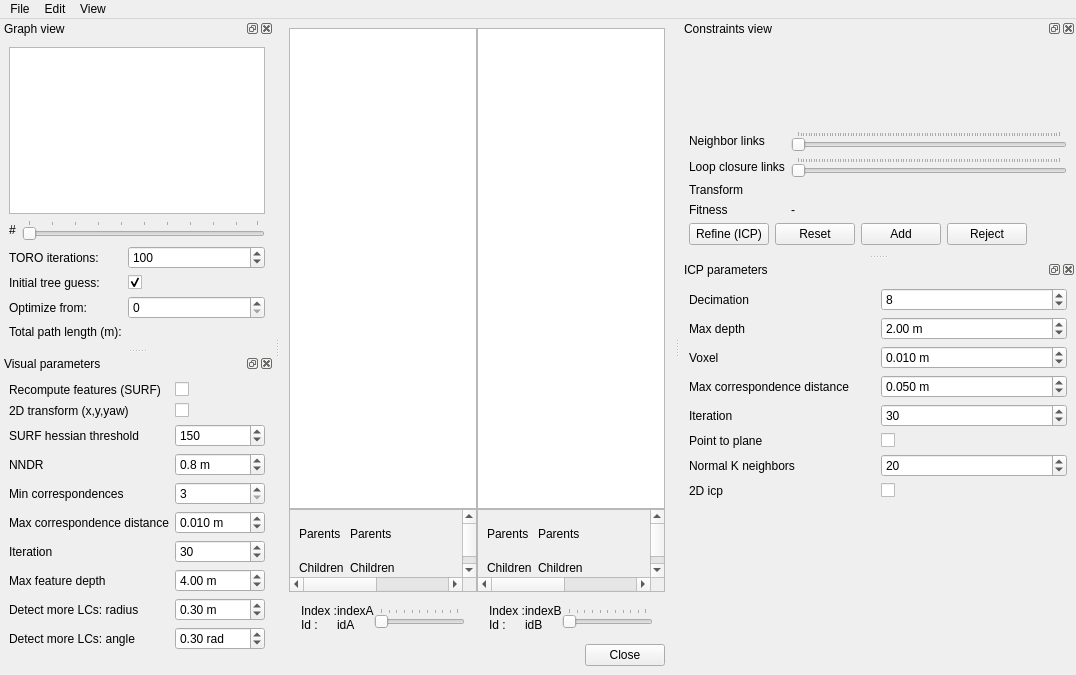
Qt form guilib/src/ui/DatabaseViewer.ui (introlab/rtabmap) before a commit.
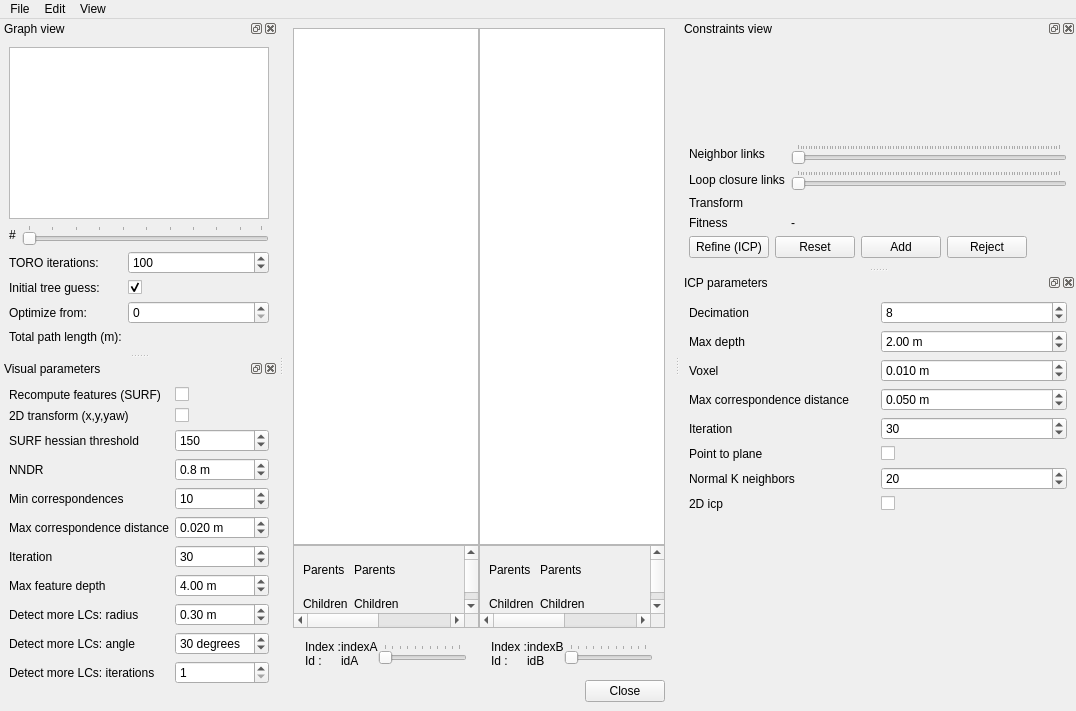
The same form after that commit. Custom widgets are drawn as their Qt base class.

Commit message: GUI: Added "Edit->Post processing..." action to detect more loop closures and/or refine all links in the graph with ICP 3D.

The edit to the form file:
```diff
--- a/guilib/src/ui/DatabaseViewer.ui
+++ b/guilib/src/ui/DatabaseViewer.ui
@@ -7,7 +7,7 @@
     <x>0</x>
     <y>0</y>
     <width>1076</width>
-    <height>675</height>
+    <height>711</height>
    </rect>
   </property>
   <property name="windowTitle">
@@ -825,7 +825,7 @@
           <number>1000</number>
          </property>
          <property name="value">
-          <number>3</number>
+          <number>10</number>
          </property>
         </widget>
        </item>
@@ -851,7 +851,7 @@
           <double>1.000000000000000</double>
          </property>
          <property name="value">
-          <double>0.010000000000000</double>
+          <double>0.020000000000000</double>
          </property>
         </widget>
        </item>
@@ -948,19 +948,39 @@
        <item row="9" column="1">
         <widget class="QDoubleSpinBox" name="doubleSpinBox_detectMore_angle">
          <property name="suffix">
-          <string> rad</string>
+          <string> degrees</string>
          </property>
          <property name="decimals">
-          <number>2</number>
+          <number>0</number>
          </property>
          <property name="maximum">
-          <double>3.140000000000000</double>
+          <double>180.000000000000000</double>
          </property>
          <property name="singleStep">
           <double>0.100000000000000</double>
          </property>
          <property name="value">
-          <double>0.300000000000000</double>
+          <double>30.000000000000000</double>
+         </property>
+        </widget>
+       </item>
+       <item row="10" column="0">
+        <widget class="QLabel" name="label_31">
+         <property name="text">
+          <string>Detect more LCs: iterations</string>
+         </property>
+        </widget>
+       </item>
+       <item row="10" column="1">
+        <widget class="QSpinBox" name="doubleSpinBox_detectMore_iterations">
+         <property name="minimum">
+          <number>1</number>
+         </property>
+         <property name="maximum">
+          <number>100</number>
+         </property>
+         <property name="value">
+          <number>1</number>
          </property>
         </widget>
        </item>
```
Left out of the diff: 2 changed lines with no effect on the pictures. The commit also changes 19 other files.
